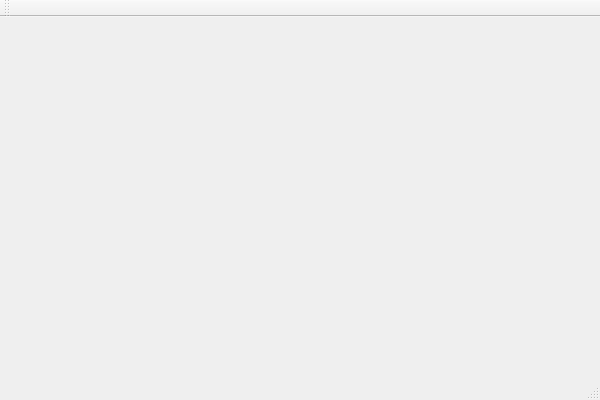
The window that Cluedo/Cluedo.ui (Stephen-ODriscoll/Cluedo) describes before a commit, drawn with Qt 5.
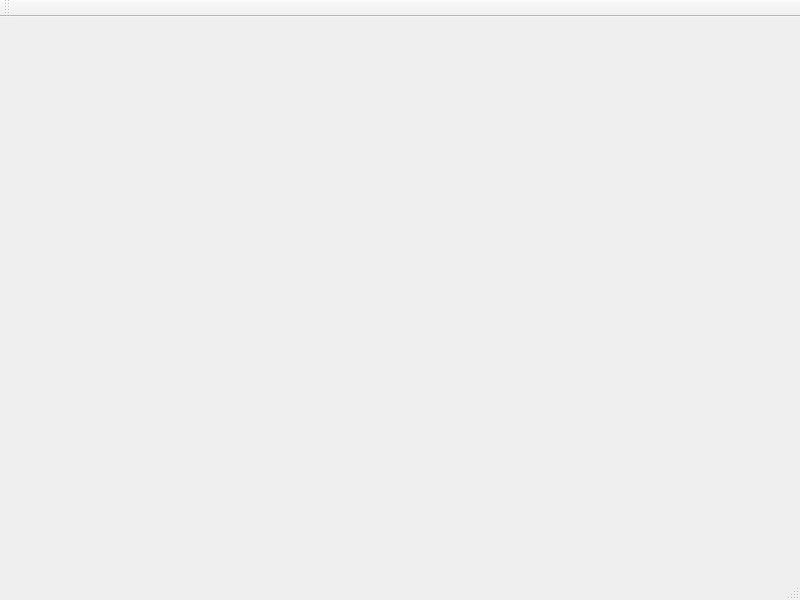
The same window after the commit.

```diff
--- a/Cluedo/Cluedo.ui
+++ b/Cluedo/Cluedo.ui
@@ -6,8 +6,8 @@
    <rect>
     <x>0</x>
     <y>0</y>
-    <width>600</width>
-    <height>400</height>
+    <width>800</width>
+    <height>600</height>
    </rect>
   </property>
   <property name="sizePolicy">
@@ -18,14 +18,14 @@
   </property>
   <property name="minimumSize">
    <size>
-    <width>600</width>
-    <height>400</height>
+    <width>800</width>
+    <height>600</height>
    </size>
   </property>
   <property name="maximumSize">
    <size>
-    <width>600</width>
-    <height>400</height>
+    <width>800</width>
+    <height>600</height>
    </size>
   </property>
   <property name="windowTitle">
@@ -37,8 +37,8 @@
      <rect>
       <x>-1</x>
       <y>-1</y>
-      <width>601</width>
-      <height>361</height>
+      <width>800</width>
+      <height>600</height>
      </rect>
     </property>
     <property name="currentIndex">
```
Left out of the diff: 2 changed lines with no effect on the pictures.
